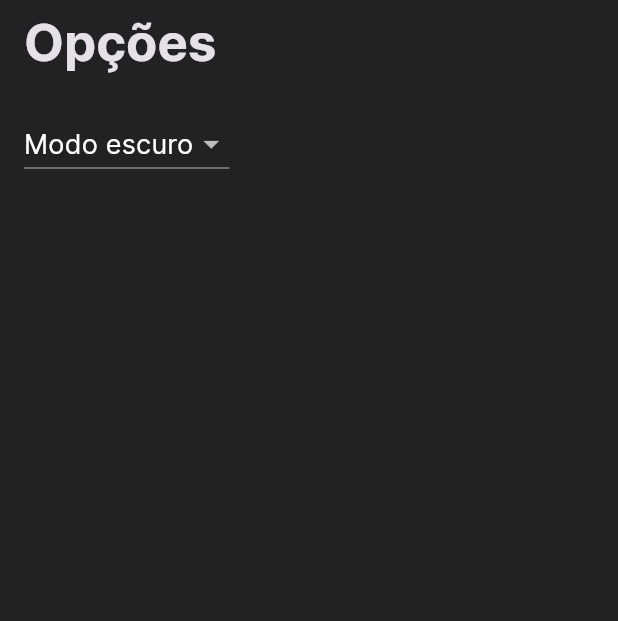
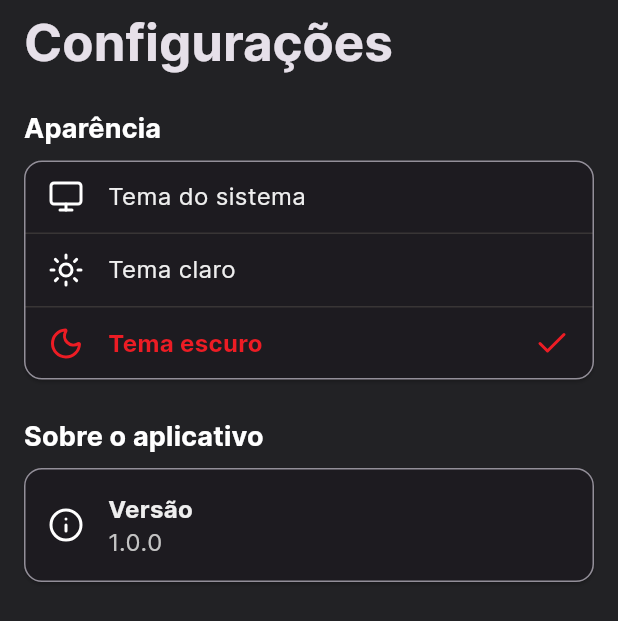
Before and after one commit to Murilo-Carazato/vitalink, a Flutter app: the SettingsView screen opened by its route, on a phone screen of 412 x 824 dp. Shown: the top 621 px of the screen. Run offline on Flutter 3.47's test engine with Material 3 defaults, Android fonts, the phone set to English and light mode, and no system bars; our stand-ins replace brasil_fields, carousel_slider, firebase_auth, firebase_core, firebase_messaging, flutter_local_notifications and 10 more; missing offline and left inert: add_2_calendar; accounts and stored records are empty; project files that could hold a hidden picture were left out.

Commit message:
feat(settings): criar interface de seleção de tema e informações do app

```diff
--- a/mobile/lib/src/settings/settings_view.dart
+++ b/mobile/lib/src/settings/settings_view.dart
@@ -1,11 +1,12 @@
 import 'package:flutter/material.dart';
-
+import 'package:lucide_icons/lucide_icons.dart';
+import 'package:vitalink/styles.dart';
 import 'settings_controller.dart';
 
-/// Displays the various settings that can be customized by the user.
+/// Exibe as várias configurações que podem ser personalizadas pelo usuário.
 ///
-/// When a user changes a setting, the SettingsController is updated and
-/// Widgets that listen to the SettingsController are rebuilt.
+/// Quando um usuário altera uma configuração, o SettingsController é atualizado e
+/// os Widgets que escutam o SettingsController são reconstruídos.
 class SettingsView extends StatelessWidget {
   const SettingsView({super.key, required this.controller});
 
@@ -17,32 +18,169 @@ class SettingsView extends StatelessWidget {
   Widget build(BuildContext context) {
     return Scaffold(
       appBar: AppBar(
-        title: const Text('Opções'),
+        title: const Text('Configurações'),
       ),
-      body: Padding(
+      body: ListView(
         padding: const EdgeInsets.all(16),
-        // Glue the SettingsController to the theme selection DropdownButton.
-        //
-        // When a user selects a theme from the dropdown list, the
-        // SettingsController is updated, which rebuilds the MaterialApp.
-        child: DropdownButton<ThemeMode>(
-          // Read the selected themeMode from the controller
-          value: controller.themeMode,
-          // Call the updateThemeMode method any time the user selects a theme.
-          onChanged: controller.updateThemeMode,
-          items: const [
-            DropdownMenuItem(
-              value: ThemeMode.system,
-              child: Text('Sistema'),
+        children: [
+          _buildSection(
+            context,
+            title: 'Aparência',
+            children: [
+              _buildThemeSelector(context),
+            ],
+          ),
+          const SizedBox(height: 24),
+          _buildSection(
+            context,
+            title: 'Sobre o aplicativo',
+            children: [
+              _buildInfoTile(
+                context,
+                title: 'Versão',
+                subtitle: '1.0.0',
+                icon: LucideIcons.info,
+              ),
+            ],
+          ),
+        ],
+      ),
+    );
+  }
+
+  Widget _buildSection(
+    BuildContext context, {
+    required String title,
+    required List<Widget> children,
+  }) {
+    return Column(
+      crossAxisAlignment: CrossAxisAlignment.start,
+      children: [
+        Text(
+          title,
+          style: Theme.of(context).textTheme.titleMedium?.copyWith(
+                fontWeight: FontWeight.bold,
+              ),
+        ),
+        const SizedBox(height: 8),
+        ...children,
+      ],
+    );
+  }
+
+  Widget _buildThemeSelector(BuildContext context) {
+    return Card(
+      margin: EdgeInsets.zero,
+      shape: RoundedRectangleBorder(
+        borderRadius: BorderRadius.circular(12),
+        side: BorderSide(
+          color: Theme.of(context).dividerColor,
+          width: 1,
+        ),
+      ),
+      child: Column(
+        children: [
+          _buildThemeOption(
+            context,
+            title: 'Tema do sistema',
+            icon: LucideIcons.monitor,
+            value: ThemeMode.system,
+          ),
+          const Divider(height: 1),
+          _buildThemeOption(
+            context,
+            title: 'Tema claro',
+            icon: LucideIcons.sun,
+            value: ThemeMode.light,
+          ),
+          const Divider(height: 1),
+          _buildThemeOption(
+            context,
+            title: 'Tema escuro',
+            icon: LucideIcons.moon,
+            value: ThemeMode.dark,
+          ),
+        ],
+      ),
+    );
+  }
+
+  Widget _buildThemeOption(
+    BuildContext context, {
+    required String title,
+    required IconData icon,
+    required ThemeMode value,
+  }) {
+    final isSelected = controller.themeMode == value;
+
+    return InkWell(
+      onTap: () => controller.updateThemeMode(value),
+      borderRadius: BorderRadius.circular(12),
+      child: Padding(
+        padding: const EdgeInsets.symmetric(horizontal: 16, vertical: 12),
+        child: Row(
+          children: [
+            Icon(
+              icon,
+              color: isSelected ? Styles.primary : null,
             ),
-            DropdownMenuItem(
-              value: ThemeMode.light,
-              child: Text('Modo claro'),
+            const SizedBox(width: 16),
+            Expanded(
+              child: Text(
+                title,
+                style: TextStyle(
+                  fontWeight: isSelected ? FontWeight.bold : FontWeight.normal,
+                  color: isSelected ? Styles.primary : null,
+                ),
+              ),
             ),
-            DropdownMenuItem(
-              value: ThemeMode.dark,
-              child: Text('Modo escuro'),
-            )
+            if (isSelected)
+              const Icon(
+                LucideIcons.check,
+                color: Styles.primary,
+              ),
+          ],
+        ),
+      ),
+    );
+  }
+
+  Widget _buildInfoTile(
+    BuildContext context, {
+    required String title,
+    required String subtitle,
+    required IconData icon,
+  }) {
+    return Card(
+      margin: EdgeInsets.zero,
+      shape: RoundedRectangleBorder(
+        borderRadius: BorderRadius.circular(12),
+        side: BorderSide(
+          color: Theme.of(context).dividerColor,
+          width: 1,
+        ),
+      ),
+      child: Padding(
+        padding: const EdgeInsets.all(16),
+        child: Row(
+          children: [
+            Icon(icon),
+            const SizedBox(width: 16),
+            Column(
+              crossAxisAlignment: CrossAxisAlignment.start,
+              children: [
+                Text(
+                  title,
+                  style: Theme.of(context).textTheme.bodyMedium?.copyWith(
+                        fontWeight: FontWeight.bold,
+                      ),
+                ),
+                Text(
+                  subtitle,
+                  style: Theme.of(context).textTheme.bodySmall,
+                ),
+              ],
+            ),
           ],
         ),
       ),
```
